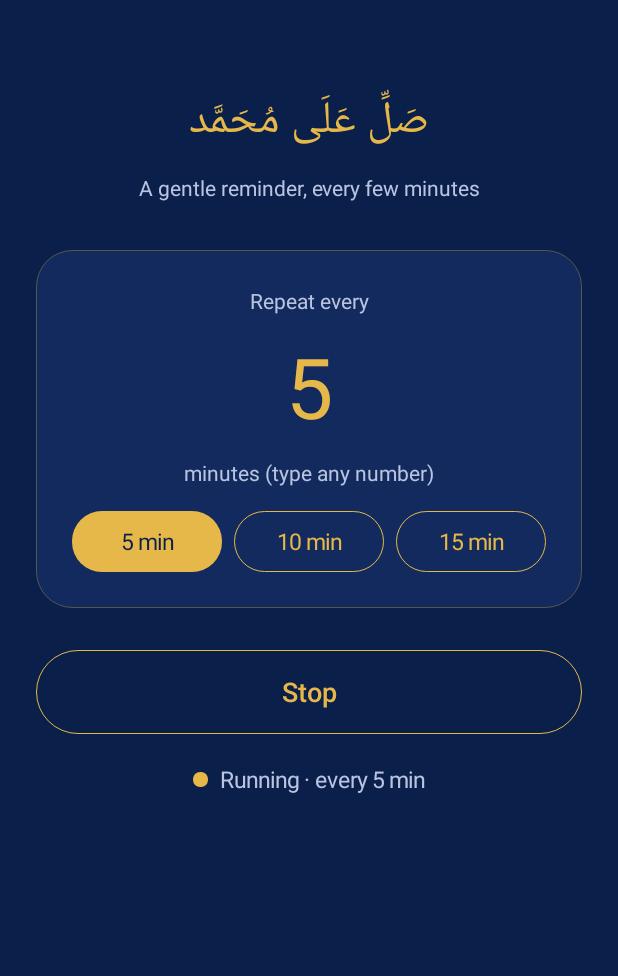
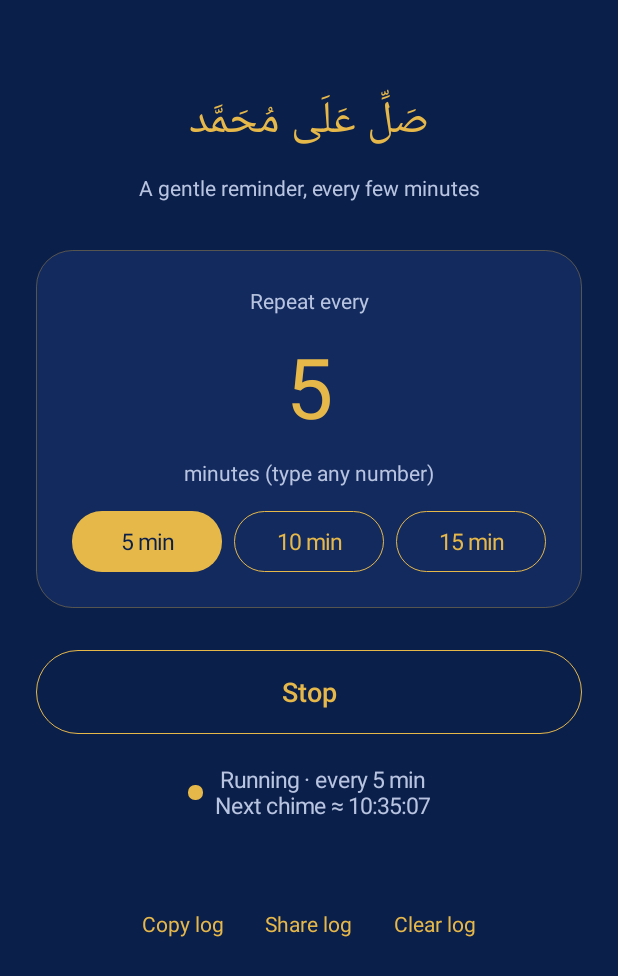
Before and after one commit to xy-maan/Salli, an Android app: the screen it shows after launch (MainActivity), after a tap on "Start", on a phone screen of 412 x 824 dp. Shown: the top 976 px of the screen. Run offline under Robolectric (Android 15) with nearby library versions, the phone set to English and light mode, and no system bars.

Commit message:
Add debug log, unit tests, emulator test and battery checks

```diff
--- a/app/src/main/java/com/example/soundrepeater/BootReceiver.kt
+++ b/app/src/main/java/com/example/soundrepeater/BootReceiver.kt
@@ -6,6 +6,9 @@ import android.content.Intent
 
 class BootReceiver : BroadcastReceiver() {
     override fun onReceive(context: Context, intent: Intent) {
-        if (Scheduler.isEnabled(context)) Scheduler.resume(context)
+        val app = context.applicationContext
+        val enabled = Scheduler.isEnabled(app)
+        SalliLog.log(app, "BOOT", "received ${intent.action} enabled=$enabled")
+        if (enabled) Scheduler.resume(app)
     }
 }
--- a/app/src/main/java/com/example/soundrepeater/MainActivity.kt
+++ b/app/src/main/java/com/example/soundrepeater/MainActivity.kt
@@ -1,6 +1,10 @@
 package com.example.soundrepeater
 
 import android.app.Activity
+import android.content.ClipData
+import android.content.ClipboardManager
+import android.content.Intent
+import android.content.pm.ApplicationInfo
 import android.graphics.Color
 import android.graphics.drawable.GradientDrawable
 import android.os.Bundle
@@ -12,6 +16,7 @@ import android.view.Gravity
 import android.view.View
 import android.view.inputmethod.InputMethodManager
 import android.widget.*
+import java.util.Locale
 
 class MainActivity : Activity() {
     private val navy = 0xFF0B1F4B.toInt()
@@ -24,6 +29,7 @@ class MainActivity : Activity() {
     private lateinit var status: TextView
     private lateinit var dot: View
     private lateinit var toggle: Button
+    private lateinit var stats: TextView
     private val chipViews = mutableListOf<TextView>()
 
     private fun dp(v: Int) = (v * resources.displayMetrics.density).toInt()
@@ -44,6 +50,22 @@ class MainActivity : Activity() {
 
     override fun onCreate(savedInstanceState: Bundle?) {
         super.onCreate(savedInstanceState)
+
+        // Test hook for automated tests (only works in debug builds):
+        //   adb shell am start -n <pkg>/.MainActivity --ei debug_start_minutes 1
+        //   adb shell am start -n <pkg>/.MainActivity --ez debug_stop true
+        val debuggable = (applicationInfo.flags and ApplicationInfo.FLAG_DEBUGGABLE) != 0
+        val debugMinutes = intent?.getIntExtra("debug_start_minutes", 0) ?: 0
+        if (debuggable && debugMinutes > 0) Scheduler.start(this, debugMinutes)
+        if (debuggable && intent?.getBooleanExtra("debug_stop", false) == true) Scheduler.stop(this)
+
+        SalliLog.log(
+            this, "APP",
+            "opened v${packageManager.getPackageInfo(packageName, 0).versionName} " +
+                "android=${android.os.Build.VERSION.RELEASE}(api ${android.os.Build.VERSION.SDK_INT}) " +
+                "device=${android.os.Build.MODEL} enabled=${Scheduler.isEnabled(this)} " +
+                "interval=${Scheduler.minutes(this)}min ${SalliLog.state(this)}"
+        )
 
         val root = LinearLayout(this).apply {
             orientation = LinearLayout.VERTICAL
@@ -107,6 +129,23 @@ class MainActivity : Activity() {
         row.addView(status)
         root.addView(row, LinearLayout.LayoutParams(-2, -2).apply { topMargin = dp(20) })
 
+        stats = text("", 12f, soft).apply { setPadding(0, dp(8), 0, 0) }
+        root.addView(stats)
+
+        // Debug tools: the log records everything the app does (see README).
+        val tools = LinearLayout(this).apply {
+            orientation = LinearLayout.HORIZONTAL
+            gravity = Gravity.CENTER
+        }
+        fun link(label: String, action: () -> Unit) = text(label, 14f, gold).apply {
+            setPadding(dp(14), dp(10), dp(14), dp(10))
+            setOnClickListener { action() }
+        }
+        tools.addView(link("Copy log") { copyLog() })
+        tools.addView(link("Share log") { shareLog() })
+        tools.addView(link("Clear log") { clearLog() })
+        root.addView(tools, LinearLayout.LayoutParams(-2, -2).apply { topMargin = dp(24) })
+
         setContentView(ScrollView(this).apply {
             isFillViewport = true
             addView(root)
@@ -118,6 +157,40 @@ class MainActivity : Activity() {
             override fun afterTextChanged(s: Editable?) { refresh() }
         })
         refresh()
+    }
+
+    override fun onResume() {
+        super.onResume()
+        refresh()
+    }
+
+    private fun copyLog() {
+        val log = SalliLog.read(this)
+        if (log.isEmpty()) {
+            Toast.makeText(this, "Log is empty", Toast.LENGTH_SHORT).show()
+            return
+        }
+        (getSystemService(CLIPBOARD_SERVICE) as ClipboardManager)
+            .setPrimaryClip(ClipData.newPlainText("Salli log", log))
+        Toast.makeText(this, "Log copied (${log.lines().size} lines)", Toast.LENGTH_SHORT).show()
+    }
+
+    private fun shareLog() {
+        val log = SalliLog.read(this)
+        if (log.isEmpty()) {
+            Toast.makeText(this, "Log is empty", Toast.LENGTH_SHORT).show()
+            return
+        }
+        val send = Intent(Intent.ACTION_SEND)
+            .setType("text/plain")
+            .putExtra(Intent.EXTRA_SUBJECT, "Salli log")
+            .putExtra(Intent.EXTRA_TEXT, log)
+        startActivity(Intent.createChooser(send, "Share log"))
+    }
+
+    private fun clearLog() {
+        SalliLog.clear(this)
+        Toast.makeText(this, "Log cleared", Toast.LENGTH_SHORT).show()
     }
 
     private fun onToggle() {
@@ -163,11 +236,19 @@ class MainActivity : Activity() {
         }
 
         if (on) {
-            status.text = "Running · every $running min"
+            val next = Scheduler.nextAt(this)
+            status.text = "Running · every $running min" +
+                if (next > 0) "\nNext chime ≈ ${SalliLog.clock(next)}" else ""
             dot.background = shape(gold, null, 5)
         } else {
             status.text = "Stopped"
             dot.background = shape(0xFF5C6B8F.toInt(), null, 5)
         }
+
+        val n = Scheduler.chimeCount(this)
+        stats.text = if (n > 0)
+            "Chimes played: $n · avg awake per chime: " +
+                String.format(Locale.US, "%.1f", Scheduler.avgAwakeMs(this) / 1000.0) + " s"
+        else ""
     }
 }
--- /dev/null
+++ b/app/src/main/java/com/example/soundrepeater/SalliLog.kt
@@ -0,0 +1,91 @@
+package com.example.soundrepeater
+
+import android.app.usage.UsageStatsManager
+import android.content.Context
+import android.media.AudioManager
+import android.os.BatteryManager
+import android.os.Build
+import android.os.PowerManager
+import java.io.File
+import java.text.SimpleDateFormat
+import java.util.Date
+import java.util.Locale
+
+/**
+ * Tiny file logger for debugging. One line per event in files/salli.log.
+ * It only writes when something happens (a few lines per chime), so it costs
+ * essentially nothing. The file is capped at ~200 KB (oldest half is dropped).
+ */
+object SalliLog {
+    private const val FILE = "salli.log"
+    private const val MAX_BYTES = 200_000L
+    private val lock = Any()
+
+    fun file(c: Context) = File(c.applicationContext.filesDir, FILE)
+
+    fun log(c: Context, tag: String, msg: String) {
+        try {
+            synchronized(lock) {
+                val f = file(c)
+                if (f.length() > MAX_BYTES) trim(f)
+                val ts = SimpleDateFormat("yyyy-MM-dd HH:mm:ss.SSS", Locale.US).format(Date())
+                f.appendText("$ts [$tag] $msg\n")
+            }
+        } catch (_: Exception) {
+            // logging must never crash the app
+        }
+    }
+
+    private fun trim(f: File) {
+        val text = f.readText()
+        val cut = text.indexOf('\n', text.length / 2)
+        f.writeText(if (cut >= 0) text.substring(cut + 1) else "")
+    }
+
+    /** Last [maxChars] characters of the log. */
+    fun read(c: Context, maxChars: Int = 80_000): String = try {
+        synchronized(lock) {
+            val f = file(c)
+            if (!f.exists()) "" else f.readText().let { if (it.length > maxChars) it.takeLast(maxChars) else it }
+        }
+    } catch (_: Exception) { "" }
+
+    fun clear(c: Context) {
+        try { synchronized(lock) { file(c).delete() } } catch (_: Exception) {}
+    }
+
+    fun time(ms: Long): String =
+        if (ms <= 0) "n/a" else SimpleDateFormat("HH:mm:ss.SSS", Locale.US).format(Date(ms))
+
+    fun clock(ms: Long): String =
+        SimpleDateFormat("HH:mm:ss", Locale.US).format(Date(ms))
+
+    /**
+     * Snapshot of the things that decide whether/how a chime is heard or delayed.
+     * ringer: 0 silent, 1 vibrate, 2 normal.  bucket: 10 active, 20 working set,
+     * 30 frequent, 40 rare, 45 restricted.
+     */
+    fun state(c: Context): String {
+        val app = c.applicationContext
+        val p = mutableListOf<String>()
+        try {
+            val pm = app.getSystemService(Context.POWER_SERVICE) as PowerManager
+            p += "doze=${pm.isDeviceIdleMode}"
+            p += "powerSave=${pm.isPowerSaveMode}"
+            p += "batteryOptIgnored=${pm.isIgnoringBatteryOptimizations(app.packageName)}"
+            val am = app.getSystemService(Context.AUDIO_SERVICE) as AudioManager
+            p += "alarmVol=${am.getStreamVolume(AudioManager.STREAM_ALARM)}/${am.getStreamMaxVolume(AudioManager.STREAM_ALARM)}"
+            p += "ringer=${am.ringerMode}"
+            val bm = app.getSystemService(Context.BATTERY_SERVICE) as BatteryManager
+            p += "bat=${bm.getIntProperty(BatteryManager.BATTERY_PROPERTY_CAPACITY)}%"
+            p += "charging=${bm.isCharging}"
+            if (Build.VERSION.SDK_INT >= 28) {
+                val us = app.getSystemService(Context.USAGE_STATS_SERVICE) as UsageStatsManager
+                p += "bucket=${us.appStandbyBucket}"
+            }
+        } catch (e: Exception) {
+            p += "stateError=${e.javaClass.simpleName}"
+        }
+        return p.joinToString(" ")
+    }
+}
--- /dev/null
+++ b/app/src/main/java/com/example/soundrepeater/ScheduleMath.kt
@@ -0,0 +1,21 @@
+package com.example.soundrepeater
+
+/** Pure time arithmetic (no Android classes) so it can be unit-tested anywhere. */
+object ScheduleMath {
+    const val MIN_MINUTES = 1
+    const val MAX_MINUTES = 1440
+
+    fun clamp(minutes: Int): Int = minutes.coerceIn(MIN_MINUTES, MAX_MINUTES)
+
+    /**
+     * Next chime time after a chime that was planned for [previousAt].
+     * Anchored to the plan (no drift); if the device was asleep/off for a while,
+     * missed chimes are skipped and the next one lands on the original grid.
+     */
+    fun nextAfter(previousAt: Long, nowMs: Long, minutes: Int): Long {
+        val step = clamp(minutes) * 60_000L
+        var next = if (previousAt > 0) previousAt + step else nowMs + step
+        if (next <= nowMs) next += ((nowMs - next) / step + 1) * step
+        return next
+    }
+}
--- a/app/src/main/java/com/example/soundrepeater/Scheduler.kt
+++ b/app/src/main/java/com/example/soundrepeater/Scheduler.kt
@@ -8,13 +8,14 @@ import android.content.Intent
 object Scheduler {
     const val EXTRA_MINUTES = "minutes"
     const val EXTRA_AT = "at"
-    const val MIN_MINUTES = 1
-    const val MAX_MINUTES = 1440
+    const val MIN_MINUTES = ScheduleMath.MIN_MINUTES
+    const val MAX_MINUTES = ScheduleMath.MAX_MINUTES
 
     private fun prefs(c: Context) = c.getSharedPreferences("settings", Context.MODE_PRIVATE)
 
     fun isEnabled(c: Context) = prefs(c).getBoolean("enabled", false)
     fun minutes(c: Context) = prefs(c).getInt("minutes", 5)
+    fun nextAt(c: Context) = prefs(c).getLong("next_at", 0L)
 
     // The interval and the planned time are carried inside the alarm itself,
     // so every chime re-arms the next one with exactly the same interval.
@@ -28,30 +29,44 @@ object Scheduler {
     }
 
     fun start(c: Context, minutes: Int) {
-        val m = minutes.coerceIn(MIN_MINUTES, MAX_MINUTES)
+        val m = ScheduleMath.clamp(minutes)
+        SalliLog.log(c, "SCHED", "START requested=${minutes}min using=${m}min")
         prefs(c).edit().putInt("minutes", m).putBoolean("enabled", true).commit()
         schedule(c, m, System.currentTimeMillis() + m * 60_000L)
     }
 
     fun stop(c: Context) {
-        prefs(c).edit().putBoolean("enabled", false).commit()
+        SalliLog.log(c, "SCHED", "STOP")
+        prefs(c).edit().putBoolean("enabled", false).putLong("next_at", 0L).commit()
         (c.getSystemService(Context.ALARM_SERVICE) as AlarmManager).cancel(pending(c, 0, 0))
     }
 
     /** After a reboot or update: start counting again with the saved interval. */
     fun resume(c: Context) {
-        val m = minutes(c).coerceIn(MIN_MINUTES, MAX_MINUTES)
+        val m = ScheduleMath.clamp(minutes(c))
+        SalliLog.log(c, "SCHED", "RESUME interval=${m}min")
         schedule(c, m, System.currentTimeMillis() + m * 60_000L)
     }
 
     /** After a chime: next time = previous planned time + interval (no drift). */
     fun scheduleAfter(c: Context, minutes: Int, previousAt: Long) {
-        val m = minutes.coerceIn(MIN_MINUTES, MAX_MINUTES)
-        val step = m * 60_000L
-        val now = System.currentTimeMillis()
-        var next = if (previousAt > 0) previousAt + step else now + step
-        if (next <= now) next += ((now - next) / step + 1) * step
-        schedule(c, m, next)
+        val m = ScheduleMath.clamp(minutes)
+        schedule(c, m, ScheduleMath.nextAfter(previousAt, System.currentTimeMillis(), m))
+    }
+
+    /** Totals used to check battery behaviour: how long we were awake per chime. */
+    fun recordAwake(c: Context, awakeMs: Long): String {
+        val p = prefs(c)
+        val n = p.getInt("chimes", 0) + 1
+        val total = p.getLong("awake_ms", 0L) + awakeMs
+        p.edit().putInt("chimes", n).putLong("awake_ms", total).apply()
+        return "chimes=$n totalAwake=${total}ms avgAwake=${total / n}ms"
+    }
+
+    fun chimeCount(c: Context) = prefs(c).getInt("chimes", 0)
+    fun avgAwakeMs(c: Context): Long {
+        val n = chimeCount(c)
+        return if (n == 0) 0L else prefs(c).getLong("awake_ms", 0L) / n
     }
 
     // "Alarm clock" alarm: not delayed by Doze or battery optimizers, no extra battery use.
@@ -61,5 +76,10 @@ object Scheduler {
             c, 1, Intent(c, MainActivity::class.java), PendingIntent.FLAG_IMMUTABLE
         )
         am.setAlarmClock(AlarmManager.AlarmClockInfo(at, show), pending(c, minutes, at))
+        prefs(c).edit().putLong("next_at", at).apply()
+        SalliLog.log(
+            c, "SCHED",
+            "SCHEDULED next=${SalliLog.time(at)} in=${(at - System.currentTimeMillis()) / 1000}s interval=${minutes}min"
+        )
     }
 }
```
Also changed, not shown: app/build.gradle.kts (+6 -2 lines), app/src/main/java/com/example/soundrepeater/ChimeReceiver.kt (+37 -13 lines), 5 other files.
